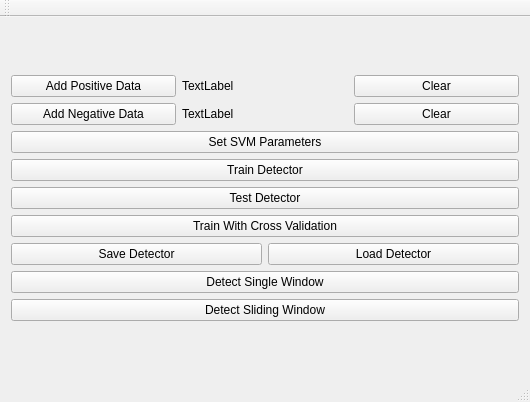
First picture: the form in mainwindow.ui, repository majdghada/MyPersonDetectionApp, before the edit.
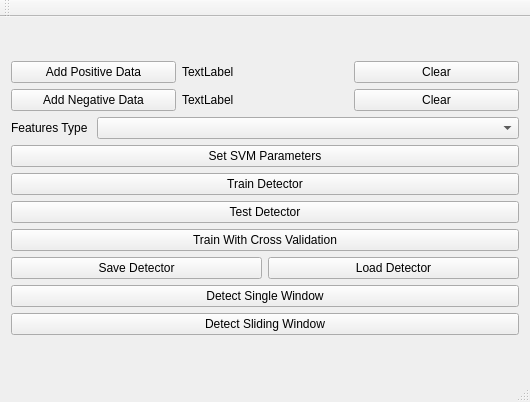
Second picture: the form after the edit.

Commit message: saveSVM now saves the feature type in a file next to the svm file , and loadSVM loads the saved feature type other modifications

Patch:
```diff
--- a/mainwindow.ui
+++ b/mainwindow.ui
@@ -115,6 +115,16 @@
         </property>
        </widget>
       </item>
+      <item row="2" column="1" colspan="5">
+       <widget class="QComboBox" name="FeaturesTypeCombo"/>
+      </item>
+      <item row="2" column="0">
+       <widget class="QLabel" name="label">
+        <property name="text">
+         <string>Features Type</string>
+        </property>
+       </widget>
+      </item>
      </layout>
     </item>
    </layout>
```
Left out of the diff: 41 changed lines with no effect on the pictures. The commit also changes 14 other files.
